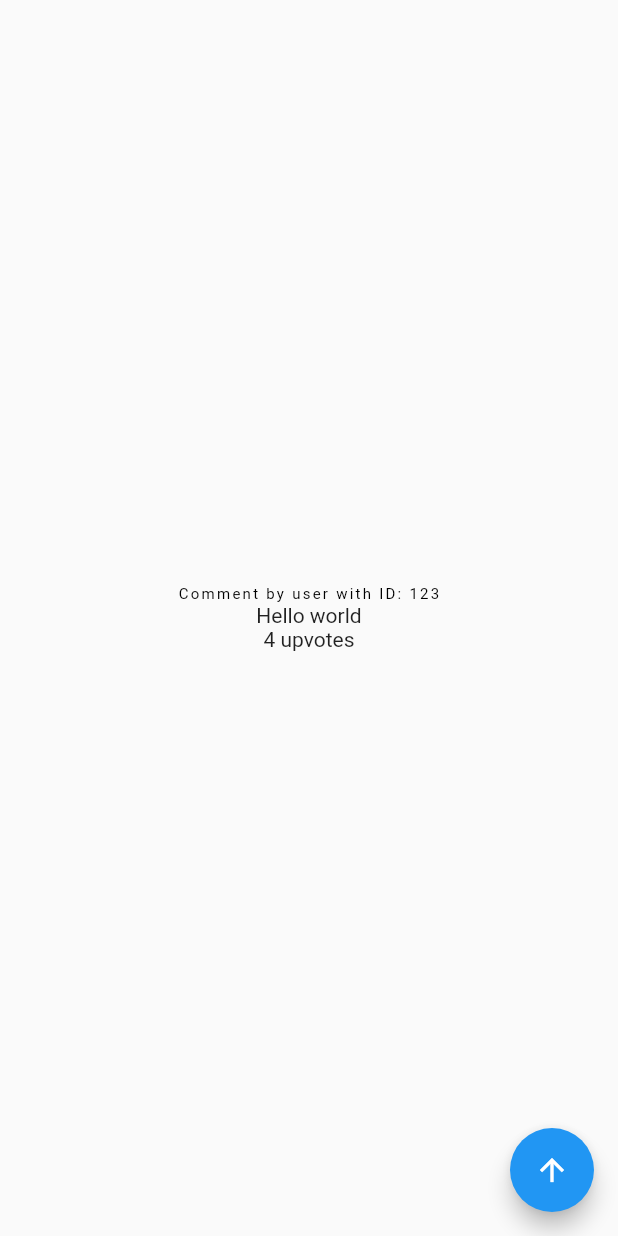
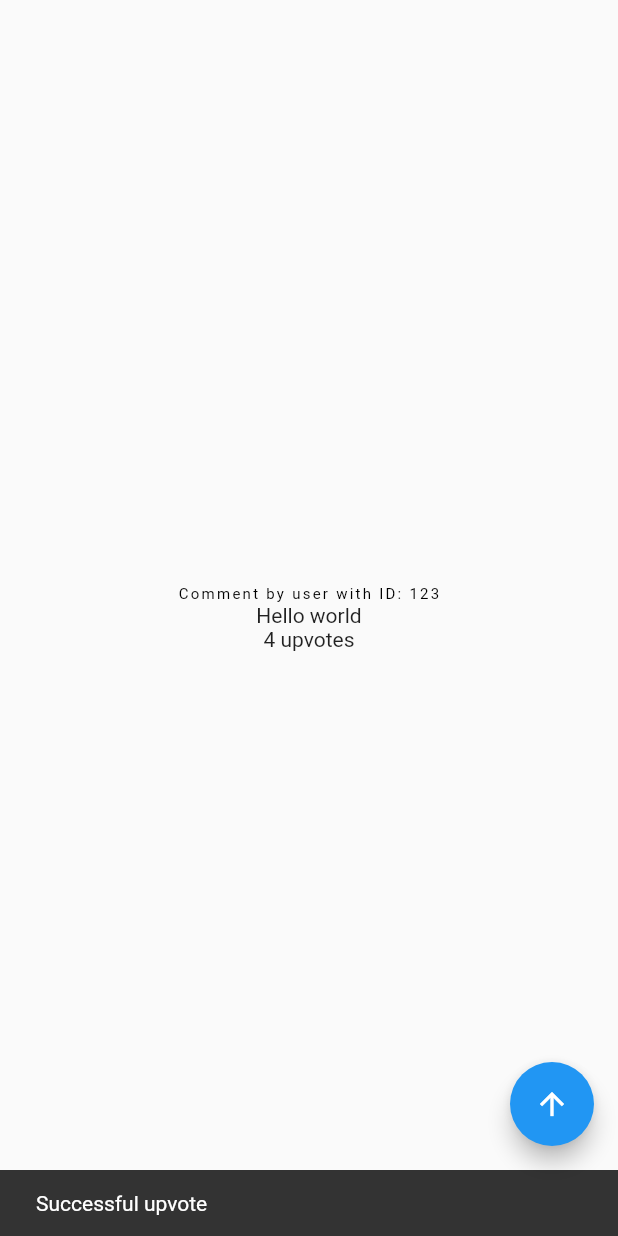
Before and after one commit to leancodepl/bloc_presentation, a Flutter app: the screen it shows after launch, after a tap on the "arrow upward" icon, on a phone screen of 412 x 824 dp. Run offline on Flutter 3.47's test engine with Material 2 defaults, Android fonts, the phone set to English and light mode, and no system bars; our stand-ins replace flutter_bloc, flutter_hooks, nested; missing offline and left inert: mocktail.

Commit message:
Add SuccessfulUpvote event handling

```diff
--- a/example/lib/main.dart
+++ b/example/lib/main.dart
@@ -35,6 +35,10 @@ class MyHomePage extends StatelessWidget {
           ScaffoldMessenger.of(context)
             ..hideCurrentSnackBar()
             ..showSnackBar(SnackBar(content: Text(event.reason)));
+        } else if (event is SuccessfulUpvote) {
+          ScaffoldMessenger.of(context)
+            ..hideCurrentSnackBar()
+            ..showSnackBar(SnackBar(content: Text(event.message)));
         }
       },
       child: Scaffold(
```
